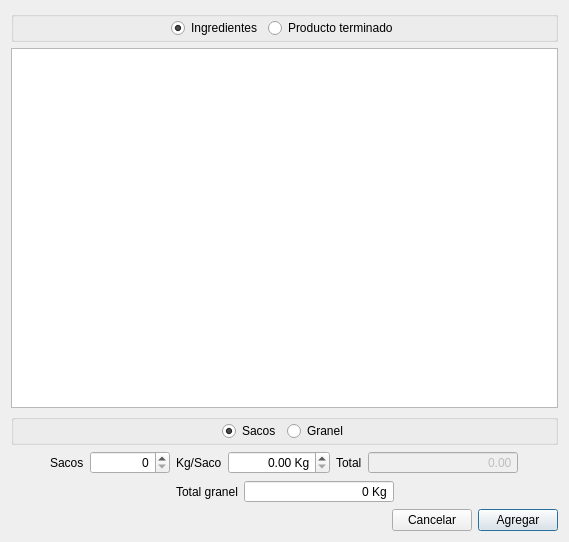
This is romano/ui/add_transaction.ui in elshaka/Romano as Qt 5 draws it before an edit. The edited form follows.
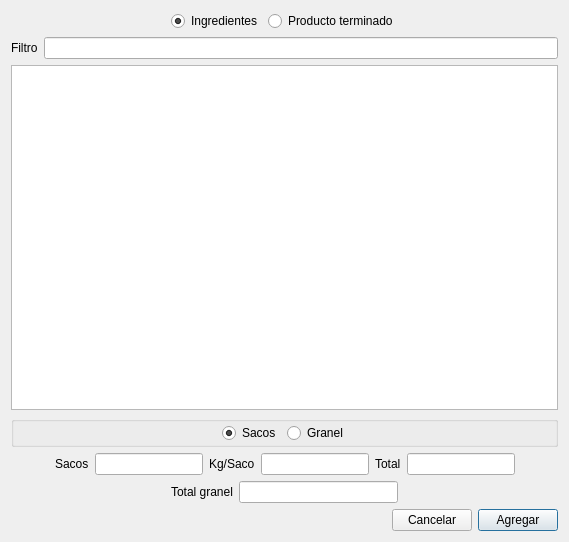
This is the edited form.

Commit message: Implemented filters for drivers, trucks, carriers and warehouses

Diff of the .ui file:
```diff
--- a/romano/ui/add_transaction.ui
+++ b/romano/ui/add_transaction.ui
@@ -15,10 +15,7 @@
   </property>
   <layout class="QVBoxLayout" name="verticalLayout">
    <item>
-    <widget class="QGroupBox" name="groupBox">
-     <property name="title">
-      <string/>
-     </property>
+    <widget class="QWidget" name="widget" native="true">
      <layout class="QVBoxLayout" name="verticalLayout_2">
       <property name="margin">
        <number>0</number>
@@ -73,6 +70,20 @@
      </layout>
     </widget>
    </item>
+   <item>
+    <layout class="QHBoxLayout" name="horizontalLayout_6">
+     <item>
+      <widget class="QLabel" name="label_5">
+       <property name="text">
+        <string>Filtro</string>
+       </property>
+      </widget>
+     </item>
+     <item>
+      <widget class="QLineEdit" name="filterLineEdit"/>
+     </item>
+    </layout>
+   </item>
    <item>
     <widget class="QTableView" name="warehousesTableView">
      <property name="selectionMode">
@@ -187,19 +198,10 @@
        </widget>
       </item>
       <item>
-       <widget class="QSpinBox" name="sackSpinBox">
-        <property name="minimumSize">
-         <size>
-          <width>80</width>
-          <height>0</height>
-         </size>
-        </property>
+       <widget class="QLineEdit" name="sackLineEdit">
         <property name="alignment">
          <set>Qt::AlignRight|Qt::AlignTrailing|Qt::AlignVCenter</set>
         </property>
-        <property name="maximum">
-         <number>999999</number>
-        </property>
        </widget>
       </item>
       <item>
@@ -210,16 +212,10 @@
        </widget>
       </item>
       <item>
-       <widget class="QDoubleSpinBox" name="kgSackSpinBox">
+       <widget class="QLineEdit" name="kgSackLineEdit">
         <property name="alignment">
          <set>Qt::AlignRight|Qt::AlignTrailing|Qt::AlignVCenter</set>
         </property>
-        <property name="suffix">
-         <string> Kg</string>
-        </property>
-        <property name="maximum">
-         <double>999999.000000000000000</double>
-        </property>
        </widget>
       </item>
       <item>
@@ -230,24 +226,12 @@
        </widget>
       </item>
       <item>
-       <widget class="QDoubleSpinBox" name="totalSackSpinBox">
-        <property name="enabled">
-         <bool>false</bool>
-        </property>
-        <property name="minimumSize">
-         <size>
-          <width>150</width>
-          <height>0</height>
-         </size>
-        </property>
+       <widget class="QLineEdit" name="totalSackLineEdit">
         <property name="alignment">
          <set>Qt::AlignRight|Qt::AlignTrailing|Qt::AlignVCenter</set>
         </property>
-        <property name="buttonSymbols">
-         <enum>QAbstractSpinBox::NoButtons</enum>
-        </property>
-        <property name="maximum">
-         <double>999999.000000000000000</double>
+        <property name="readOnly">
+         <bool>true</bool>
         </property>
        </widget>
       </item>
@@ -294,25 +278,10 @@
        </widget>
       </item>
       <item>
-       <widget class="QSpinBox" name="totalGrainSpinBox">
-        <property name="minimumSize">
-         <size>
-          <width>150</width>
-          <height>0</height>
-         </size>
-        </property>
+       <widget class="QLineEdit" name="totalGrainLineEdit">
         <property name="alignment">
          <set>Qt::AlignRight|Qt::AlignTrailing|Qt::AlignVCenter</set>
         </property>
-        <property name="buttonSymbols">
-         <enum>QAbstractSpinBox::NoButtons</enum>
-        </property>
-        <property name="suffix">
-         <string> Kg</string>
-        </property>
-        <property name="maximum">
-         <number>999999</number>
-        </property>
        </widget>
       </item>
       <item>
```
The commit also changes 6 other files.
